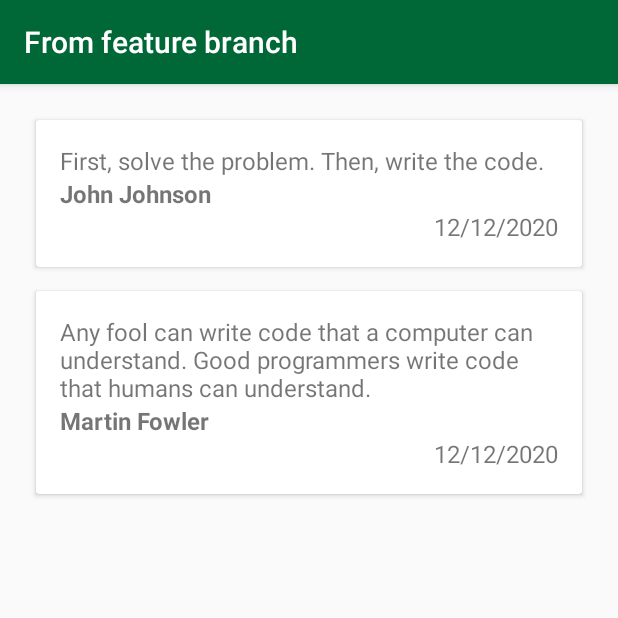
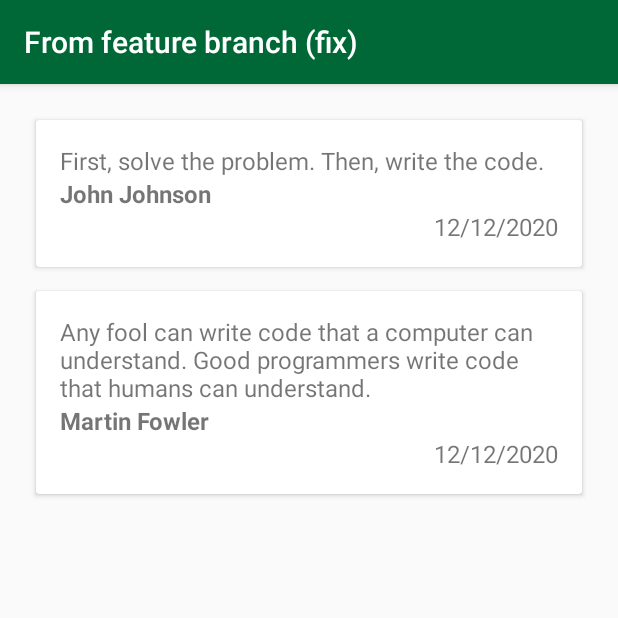
Before and after one commit to azurmop/RwQuotes, an Android app: the screen it shows after launch (MainActivity), on a phone screen of 412 x 824 dp, the top half of it. Run offline under Robolectric (Android 15) with nearby library versions, the phone set to English and light mode, and no system bars; our stand-ins replace Room's generated code, Timber.

Commit message:
Change title fix

```diff
--- a/app/src/main/java/com/raywenderlich/android/rwquotes/ui/MainActivity.kt
+++ b/app/src/main/java/com/raywenderlich/android/rwquotes/ui/MainActivity.kt
@@ -67,7 +67,7 @@ class MainActivity : AppCompatActivity() {
         activityMainBinding = ActivityMainBinding.inflate(layoutInflater)
         setContentView(activityMainBinding.root)
 
-        supportActionBar?.title = "From feature branch"
+        supportActionBar?.title = "From feature branch (fix)"
 
         quotesViewModel = ViewModelProvider(
             this,
```
